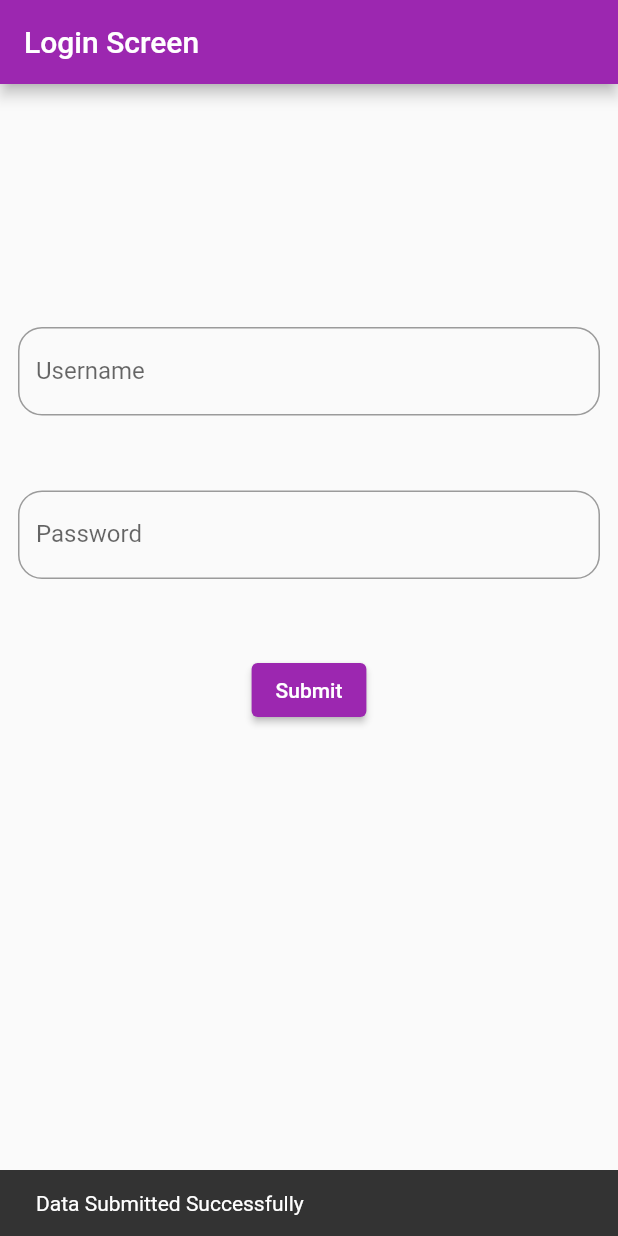
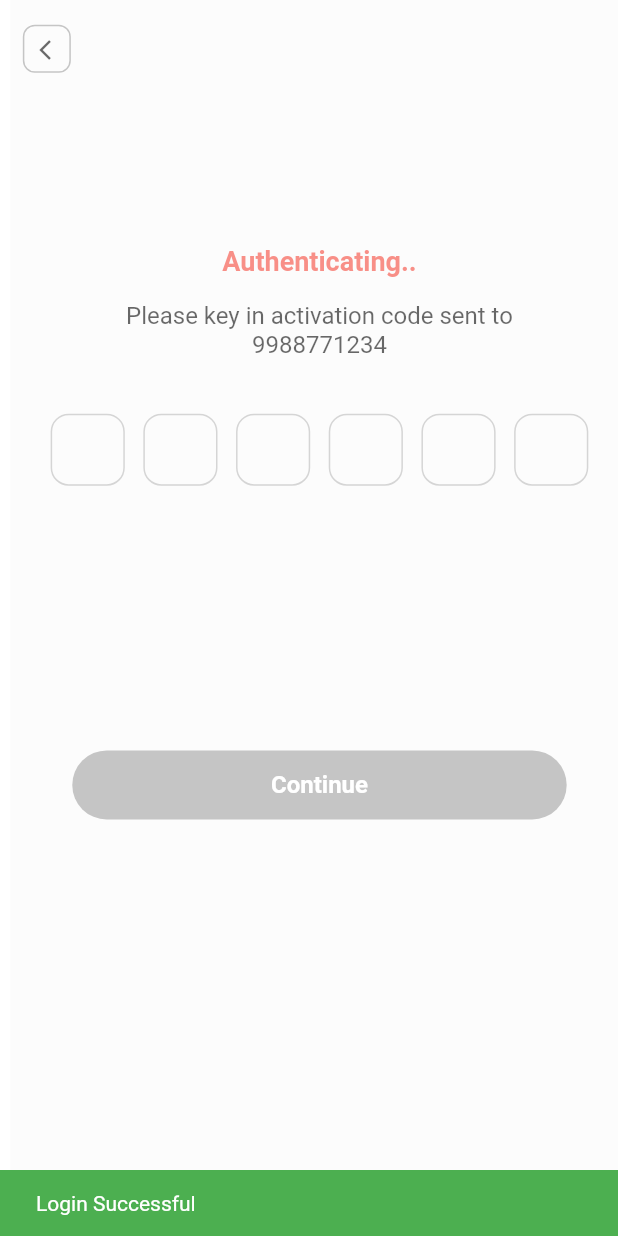
Before and after one commit to satyamroy15/login_flutter, a Flutter app: the screen it shows after launch, after a tap on "Submit", on a phone screen of 412 x 824 dp. Run offline on Flutter 3.47's test engine with Material 2 defaults, Android fonts, the phone set to English and light mode, and no system bars; drawn by our look-alikes of otp_text_field.

Commit message:
new_changes_added

```diff
--- /dev/null
+++ b/lib/global_components/styles/text_styles.dart
@@ -0,0 +1,11 @@
+import 'package:flutter/cupertino.dart';
+import 'package:flutter/material.dart';
+
+class CustomTextStyles {
+  static const headText =
+      TextStyle(fontSize: 18, color: Colors.black, fontWeight: FontWeight.bold);
+  static const subHeadText =
+      TextStyle(fontSize: 16, color: Colors.black, fontWeight: FontWeight.bold);
+  static const normalText = TextStyle(fontSize: 16, color: Colors.black);
+  static const detailText = TextStyle(fontSize: 10, color: Colors.black);
+}
--- /dev/null
+++ b/lib/global_components/themes/themes.dart
@@ -0,0 +1,10 @@
+import 'package:flutter/material.dart';
+
+class CustomThemes {
+  static const colorBlack = Colors.black;
+  static const colorWhite = Colors.white;
+  static const colorRed = Colors.red;
+  static const colorGrey = Colors.grey;
+  static const colorGreen = Colors.green;
+
+}
--- /dev/null
+++ b/lib/global_components/widgets/widgets.dart
@@ -0,0 +1,54 @@
+import 'package:flutter/cupertino.dart';
+import 'package:flutter/material.dart';
+import 'package:login_flutter/global_components/styles/text_styles.dart';
+import 'package:login_flutter/global_components/themes/themes.dart';
+
+class CustomWidgets {
+  Widget errorWidget({text}) {
+    return Text(
+      '$text',
+      style: CustomTextStyles.normalText.copyWith(color: CustomThemes.colorRed),
+    );
+  }
+
+  Widget button({
+    h,
+    w,
+    onTap,
+    title,
+    required isActive,
+  }) {
+    return Center(
+      child: InkWell(
+        onTap: onTap,
+        child: Container(
+          height: 46,
+          width: w * 0.8,
+          alignment: Alignment.center,
+          decoration: BoxDecoration(
+            color: isActive == true
+                ? CustomThemes.colorRed
+                : CustomThemes.colorGrey,
+            borderRadius: BorderRadius.horizontal(
+              left: Radius.circular(50),
+              right: Radius.circular(50),
+            ),
+          ),
+          child: Text(title,
+              style: CustomTextStyles.subHeadText
+                  .copyWith(color: CustomThemes.colorWhite)),
+        ),
+      ),
+    );
+  }
+
+  snackBar({@required context, text, @required isError, duration}) {
+    return ScaffoldMessenger.of(context).showSnackBar(SnackBar(
+      backgroundColor:
+      isError ?  CustomThemes.colorRed
+      : CustomThemes.colorGreen,
+      content: Text('$text'),
+      duration: Duration(seconds:  duration ?? 2),
+    ));
+  }
+}
--- a/lib/main.dart
+++ b/lib/main.dart
@@ -1,5 +1,6 @@
 import 'package:flutter/material.dart';
 import 'package:flutter/widgets.dart';
+import 'package:login_flutter/ui/screens/login_screen.dart';
 
 void main() {
   runApp(const MyApp());
@@ -17,62 +18,7 @@ class MyApp extends StatelessWidget {
       theme: ThemeData(
         primarySwatch: Colors.purple,
       ),
-      home: const MyHomePage(title: 'Login Screen'),
+      home: const LoginScreen(),
     );
   }
 }
-
-class MyHomePage extends StatefulWidget {
-  const MyHomePage({Key? key, required this.title}) : super(key: key);
-
-  final String title;
-
-  @override
-  State<MyHomePage> createState() => _MyHomePageState();
-}
-
-class _MyHomePageState extends State<MyHomePage> {
-  @override
-  Widget build(BuildContext context) {
-    return Scaffold(
-      appBar: AppBar(
-        title: Text(widget.title),
-      ),
-      body: Padding(
-        padding: const EdgeInsets.all(12.0),
-        child: Column(
-          children: <Widget>[
-            const SizedBox(height: 150),
-            TextFormField(
-              keyboardType: TextInputType.name,
-              textCapitalization: TextCapitalization.sentences,
-              decoration: InputDecoration(
-                  label: const Text("Username"),
-                  border: OutlineInputBorder(
-                      borderRadius: BorderRadius.circular(16.0))),
-            ),
-            const SizedBox(height: 50),
-            TextFormField(
-              keyboardType: TextInputType.visiblePassword,
-              obscureText: true,
-              textCapitalization: TextCapitalization.sentences,
-              decoration: InputDecoration(
-                  label: const Text("Password"),
-                  border: OutlineInputBorder(
-                      borderRadius: BorderRadius.circular(16.0))),
-            ),
-            const SizedBox(height: 50),
-            ElevatedButton(
-              onPressed: () {
-                ScaffoldMessenger.of(context).showSnackBar(const SnackBar(
-                  content: Text("Data Submitted Successfully"),
-                ));
-              },
-              child: const Text("Submit"),
-            )
-          ],
-        ),
-      ),
-    );
-  }
-}
--- /dev/null
+++ b/lib/ui/screens/landing_screen.dart
@@ -0,0 +1,39 @@
+import 'package:flutter/material.dart';
+
+import 'otp_screen.dart';
+
+class LandingScreen extends StatefulWidget {
+  const LandingScreen({Key? key}) : super(key: key);
+
+  @override
+  _LandingScreenState createState() => _LandingScreenState();
+}
+
+class _LandingScreenState extends State<LandingScreen> {
+  @override
+  Widget build(BuildContext context) {
+    return Scaffold(
+      body: SafeArea(
+        child: Center(
+          child: Column(
+            mainAxisAlignment: MainAxisAlignment.center,
+            children: [
+              Text('You have logged in Successfully'),
+              SizedBox(height: 10),
+              ElevatedButton(
+                onPressed: () {
+                  Future.delayed(const Duration(seconds: 0), () {
+                    Navigator.pop(
+                      context,
+                    );
+                  });
+                },
+                child: Text('Go Back'),
+              )
+            ],
+          ),
+        ),
+      ),
+    );
+  }
+}
--- /dev/null
+++ b/lib/ui/screens/login_screen.dart
@@ -0,0 +1,64 @@
+import 'package:flutter/material.dart';
+import 'package:login_flutter/global_components/widgets/widgets.dart';
+import 'package:login_flutter/ui/screens/otp_screen.dart';
+
+class LoginScreen extends StatefulWidget {
+  const LoginScreen({Key? key}) : super(key: key);
+
+  @override
+  State<LoginScreen> createState() => _LoginScreenState();
+}
+
+class _LoginScreenState extends State<LoginScreen> {
+
+
+  final CustomWidgets _widgets = CustomWidgets();
+
+  @override
+  Widget build(BuildContext context) {
+    return Scaffold(
+      appBar: AppBar(
+        title: const Text('Login Screen'),
+      ),
+      body: Padding(
+        padding: const EdgeInsets.all(12.0),
+        child: Column(
+          children: <Widget>[
+            const SizedBox(height: 150),
+            TextFormField(
+              keyboardType: TextInputType.name,
+              textCapitalization: TextCapitalization.sentences,
+              decoration: InputDecoration(
+                  label: const Text("Username"),
+                  border: OutlineInputBorder(
+                      borderRadius: BorderRadius.circular(16.0))),
+            ),
+            const SizedBox(height: 50),
+            TextFormField(
+              keyboardType: TextInputType.visiblePassword,
+              obscureText: true,
+              textCapitalization: TextCapitalization.sentences,
+              decoration: InputDecoration(
+                  label: const Text("Password"),
+                  border: OutlineInputBorder(
+                      borderRadius: BorderRadius.circular(16.0))),
+            ),
+            const SizedBox(height: 50),
+            ElevatedButton(
+              onPressed: () {
+              _widgets.snackBar(context: context, isError: false, text: 'Login Successful');
+                Future.delayed(const Duration(seconds: 1), () {
+                  Navigator.push(
+                    context,
+                    MaterialPageRoute(builder: (context) => const OTPScreen()),
+                  );
+                });
+              },
+              child: const Text("Submit"),
+            )
+          ],
+        ),
+      ),
+    );
+  }
+}
--- /dev/null
+++ b/lib/ui/screens/otp_screen.dart
@@ -0,0 +1,263 @@
+import 'dart:async';
+
+import 'package:flutter/cupertino.dart';
+import 'package:flutter/material.dart';
+import 'package:login_flutter/global_components/styles/text_styles.dart';
+import 'package:login_flutter/global_components/themes/themes.dart';
+import 'package:login_flutter/global_components/widgets/widgets.dart';
+import 'package:login_flutter/ui/screens/landing_screen.dart';
+import 'package:otp_text_field/otp_text_field.dart';
+import 'package:otp_text_field/style.dart';
+
+class OTPScreen extends StatefulWidget {
+  const OTPScreen({
+    Key? key,
+  }) : super(key: key);
+
+  @override
+  _OTPScreenState createState() => _OTPScreenState();
+}
+
+@override
+class _OTPScreenState extends State<OTPScreen> {
+  var h, w;
+  var dialCode, mobile, otp, otpError = false;
+
+  late Timer _timer;
+  late Timer t;
+  int _start = 60;
+
+  final CustomWidgets _widgets = CustomWidgets();
+
+  @override
+  void initState() {
+    super.initState();
+    getUserDetails();
+  }
+
+  void getUserDetails() async {
+    mobile = '9988771234';
+    setState(() {});
+  }
+
+  void startTimer() {
+    const oneSec = Duration(seconds: 1);
+    _timer = Timer.periodic(
+      oneSec,
+      (Timer timer) {
+        if (_start == 0) {
+          setState(() {
+            timer.cancel();
+          });
+        } else {
+          setState(
+            () {
+              _start--;
+            },
+          );
+        }
+      },
+    );
+  }
+
+  @override
+  void dispose() {
+    super.dispose();
+    _timer.cancel();
+    t.cancel();
+  }
+
+  @override
+  Widget build(BuildContext context) {
+    h = MediaQuery.of(context).size.height;
+    w = MediaQuery.of(context).size.width;
+    return Scaffold(
+      body: SafeArea(
+        child: SingleChildScrollView(
+          padding:
+              EdgeInsets.only(left: w * 0.02, right: w * 0.02, top: h * 0.02),
+          child: Column(
+            children: [
+              Padding(
+                padding: const EdgeInsets.only(top: 0, left: 0, right: 0),
+                child: Row(
+                  children: [
+                    Container(
+                      width: 32,
+                      height: 32,
+                      decoration: BoxDecoration(
+                          border: Border.all(
+                              color: CustomThemes.colorGrey, width: 1),
+                          borderRadius: BorderRadius.circular(8)),
+                      child: IconButton(
+                        iconSize: 16,
+                        icon: const Padding(
+                          padding: EdgeInsets.only(left: 2),
+                          child: Icon(
+                            Icons.arrow_back_ios,
+                            color: CustomThemes.colorBlack,
+                          ),
+                        ),
+                        onPressed: () {
+                          Navigator.pop(context);
+                        },
+                      ),
+                    ),
+                  ],
+                ),
+              ),
+              SizedBox(
+                height: h * 0.14,
+              ),
+              Row(
+                mainAxisAlignment: MainAxisAlignment.center,
+                children: [
+                  Text('Authenticating..',
+                      style: CustomTextStyles.headText
+                          .copyWith(color: CustomThemes.colorRed)),
+                ],
+              ),
+              SizedBox(
+                height: h * 0.02,
+              ),
+              Text(
+                'Please key in activation code sent to\n$mobile',
+                style: CustomTextStyles.normalText,
+                textAlign: TextAlign.center,
+              ),
+              SizedBox(
+                height: h * 0.04,
+              ),
+              SizedBox(
+                height: 55,
+                child: Row(
+                  mainAxisAlignment: MainAxisAlignment.center,
+                  children: [
+                    OTPTextField(
+                      length: 6,
+                      width: w * 0.9,
+                      textFieldAlignment: MainAxisAlignment.spaceAround,
+                      fieldWidth: w * 0.12,
+                      fieldStyle: FieldStyle.box,
+                      outlineBorderRadius: 12,
+                      style: CustomTextStyles.normalText,
+                      keyboardType: TextInputType.number,
+                      onChanged: (value) {
+                        otp = value;
+                        setState(() {});
+                      },
+                      onCompleted: (value) {
+                        otp = value;
+                        otpError = false;
+                        setState(
+                          () {
+                            startTimer();
+                          },
+                        );
+                      },
+                    ),
+                  ],
+                ),
+              ),
+              otpError
+                  ? SizedBox(
+                      height: 12,
+                    )
+                  : Container(),
+              otpError
+                  ? _widgets.errorWidget(text: 'Please enter a valid OTP')
+                  : Container(),
+              SizedBox(
+                height: h * 0.05,
+              ),
+              if (_start != 0 && otp != null && _start != 61)
+                Text(
+                  'Resend a new Code in 0:$_start\nif you didn\'t receive your activation code',
+                  style: CustomTextStyles.normalText,
+                  textAlign: TextAlign.center,
+                )
+              else
+                Container(),
+              _start == 0
+                  ? SizedBox(
+                      height: h * 0.02,
+                    )
+                  : Container(),
+              _start == 0
+                  ? InkWell(
+                      onTap: () {
+                        setState(() {
+                          otp = '';
+                        });
+                      },
+                      child: Row(
+                        mainAxisAlignment: MainAxisAlignment.center,
+                        children: [
+                          Text(
+                            'Resend Code',
+                            style: CustomTextStyles.normalText,
+                          ),
+                          SizedBox(
+                            width: 14,
+                          ),
+                          const Icon(
+                            Icons.send,
+                            size: 16,
+                          ),
+                        ],
+                      ),
+                    )
+                  : Container(),
+              ////////
+              SizedBox(
+                height: h * 0.16,
+              ),
+              Row(
+                mainAxisAlignment: MainAxisAlignment.center,
+                children: [
+                  _widgets.button(
+                    h: h,
+                    w: w,
+                    isActive:
+                        otp == null || otp.toString().length < 6 ? false : true,
+                    onTap: () {
+                      if (otp == null || otp.toString().length < 6) {
+                        otpError = true;
+                      }
+                      setState(() {});
+                      if (otpError == false) {
+                        _widgets.snackBar(
+                            context: context,
+                            isError: false,
+                            text: 'OTP verification success',
+                        duration: 1);
+                        Future.delayed(const Duration(seconds: 1), () {
+                          Navigator.push(
+                            context,
+                            MaterialPageRoute(builder: (context) => const LandingScreen()),
+                          );
+                        });
+                      } else if (otp.toString().length < 6 && otp != null) {
+                        _widgets.snackBar(
+                            context: context,
+                            isError: true,
+                            text: 'Invalid OTP');
+                      }
+                    },
+                    title: 'Continue',
+                  ),
+                ],
+              ),
+              SizedBox(height: h * 0.04),
+            ],
+          ),
+        ),
+      ),
+    );
+  }
+
+  bool showTimerCount() {
+    if (_start < 55) {}
+    return true;
+  }
+}
--- a/pubspec.yaml
+++ b/pubspec.yaml
@@ -46,6 +46,10 @@ dev_dependencies:
   # rules and activating additional ones.
   flutter_lints: ^1.0.0
 
+  # For OTP input field
+  otp_text_field: ^1.1.1
+
+
 # For information on the generic Dart part of this file, see the
 # following page: https://dart.dev/tools/pub/pubspec
 
```
Also changed, not shown: pubspec.lock.
